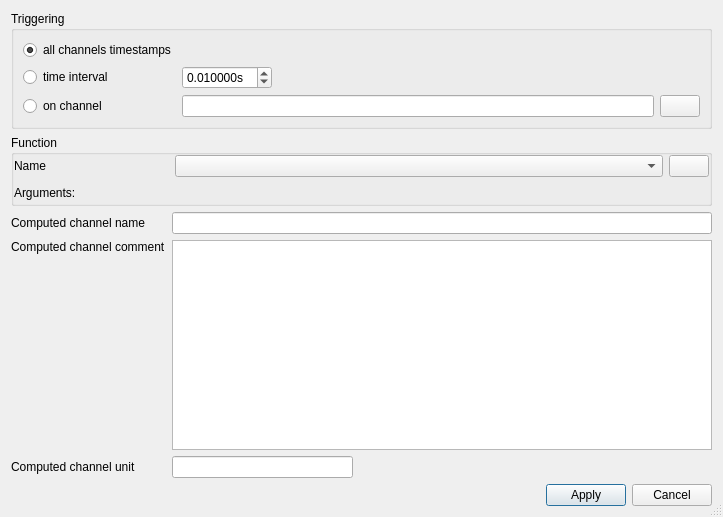
First picture: the form in asammdf/gui/ui/define_channel_dialog.ui, repository danielhrisca/asammdf, before the edit.
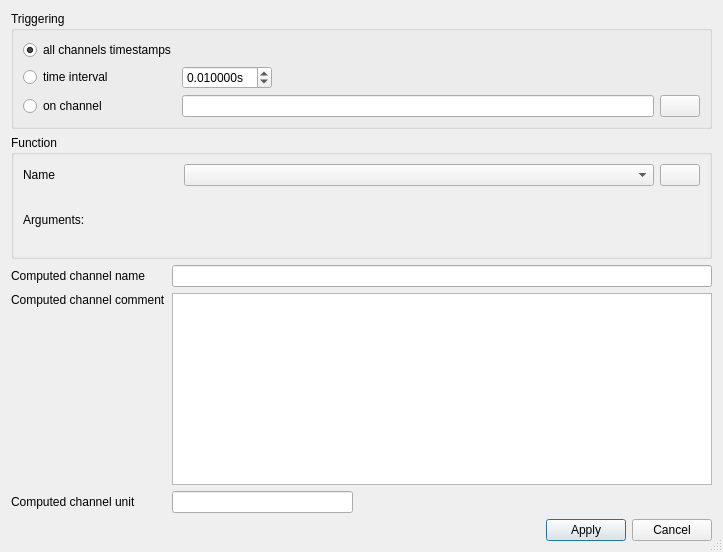
Second picture: the form after the edit. Icons and pictures are not drawn.

Commit message: remove all _fill_0_for_missing_computation_channels

The edit to the form file:
```diff
--- a/asammdf/gui/ui/define_channel_dialog.ui
+++ b/asammdf/gui/ui/define_channel_dialog.ui
@@ -7,7 +7,7 @@
     <x>0</x>
     <y>0</y>
     <width>723</width>
-    <height>517</height>
+    <height>552</height>
    </rect>
   </property>
   <property name="maximumSize">
@@ -26,7 +26,7 @@
   <property name="sizeGripEnabled">
    <bool>true</bool>
   </property>
-  <layout class="QGridLayout" name="gridLayout" columnstretch="0,0,0,0,0">
+  <layout class="QGridLayout" name="gridLayout" rowstretch="0,0,1,0,0,0,0,0" columnstretch="0,0,0,0,0">
    <item row="5" column="1" colspan="4">
     <widget class="QPlainTextEdit" name="comment"/>
    </item>
@@ -201,7 +201,10 @@
      <property name="title">
       <string>Function</string>
      </property>
-     <layout class="QGridLayout" name="arg_layout" columnstretch="0,1,0">
+     <layout class="QVBoxLayout" name="verticalLayout">
+      <property name="spacing">
+       <number>0</number>
+      </property>
       <property name="leftMargin">
        <number>0</number>
       </property>
@@ -214,6 +217,63 @@
       <property name="bottomMargin">
        <number>0</number>
       </property>
+      <item>
+       <widget class="QScrollArea" name="scrollArea">
+        <property name="frameShape">
+         <enum>QFrame::NoFrame</enum>
+        </property>
+        <property name="lineWidth">
+         <number>0</number>
+        </property>
+        <property name="widgetResizable">
+         <bool>true</bool>
+        </property>
+        <widget class="QWidget" name="args_widget">
+         <property name="geometry">
+          <rect>
+           <x>0</x>
+           <y>0</y>
+           <width>703</width>
+           <height>115</height>
+          </rect>
+         </property>
+         <layout class="QGridLayout" name="arg_layout">
+          <property name="leftMargin">
+           <number>9</number>
+          </property>
+          <property name="topMargin">
+           <number>9</number>
+          </property>
+          <property name="rightMargin">
+           <number>9</number>
+          </property>
+          <property name="bottomMargin">
+           <number>9</number>
+          </property>
+          <item row="0" column="2">
+           <widget class="QPushButton" name="show_definition_btn">
+            <property name="text">
+             <string/>
+            </property>
+            <property name="icon">
+             <iconset resource="resource.qrc">
+              <normaloff>:/info.png</normaloff>:/info.png</iconset>
+            </property>
+           </widget>
+          </item>
+          <item row="1" column="1">
+           <spacer name="horizontalSpacer">
+            <property name="orientation">
+             <enum>Qt::Horizontal</enum>
+            </property>
+            <property name="sizeHint" stdset="0">
+             <size>
+              <width>40</width>
+              <height>20</height>
+             </size>
+            </property>
+           </spacer>
+          </item>
       <item row="0" column="0">
        <widget class="QLabel" name="label_9">
         <property name="minimumSize">
@@ -227,38 +287,18 @@
         </property>
        </widget>
       </item>
-      <item row="1" column="0">
-       <widget class="QLabel" name="label">
-        <property name="text">
-         <string>Arguments:</string>
-        </property>
-       </widget>
-      </item>
       <item row="0" column="1">
        <widget class="QComboBox" name="functions"/>
       </item>
-      <item row="1" column="1">
-       <spacer name="horizontalSpacer">
-        <property name="orientation">
-         <enum>Qt::Horizontal</enum>
-        </property>
-        <property name="sizeHint" stdset="0">
-         <size>
-          <width>40</width>
-          <height>20</height>
-         </size>
-        </property>
-       </spacer>
-      </item>
-      <item row="0" column="2">
-       <widget class="QPushButton" name="show_definition_btn">
+          <item row="1" column="0">
+           <widget class="QLabel" name="label">
         <property name="text">
-         <string/>
-        </property>
-        <property name="icon">
-         <iconset resource="resource.qrc">
-          <normaloff>:/info.png</normaloff>:/info.png</iconset>
-        </property>
+             <string>Arguments:</string>
+            </property>
+           </widget>
+          </item>
+         </layout>
+        </widget>
        </widget>
       </item>
      </layout>
```
Lines whose indentation alone changed are shown as unchanged. The commit also changes 5 other files.
